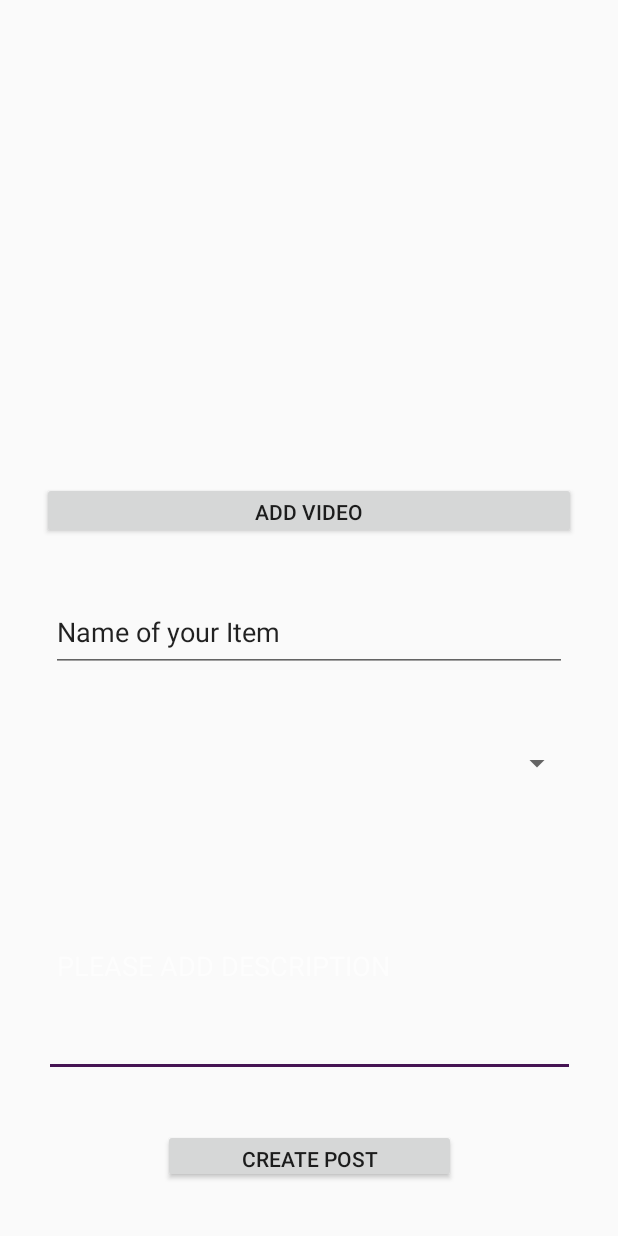
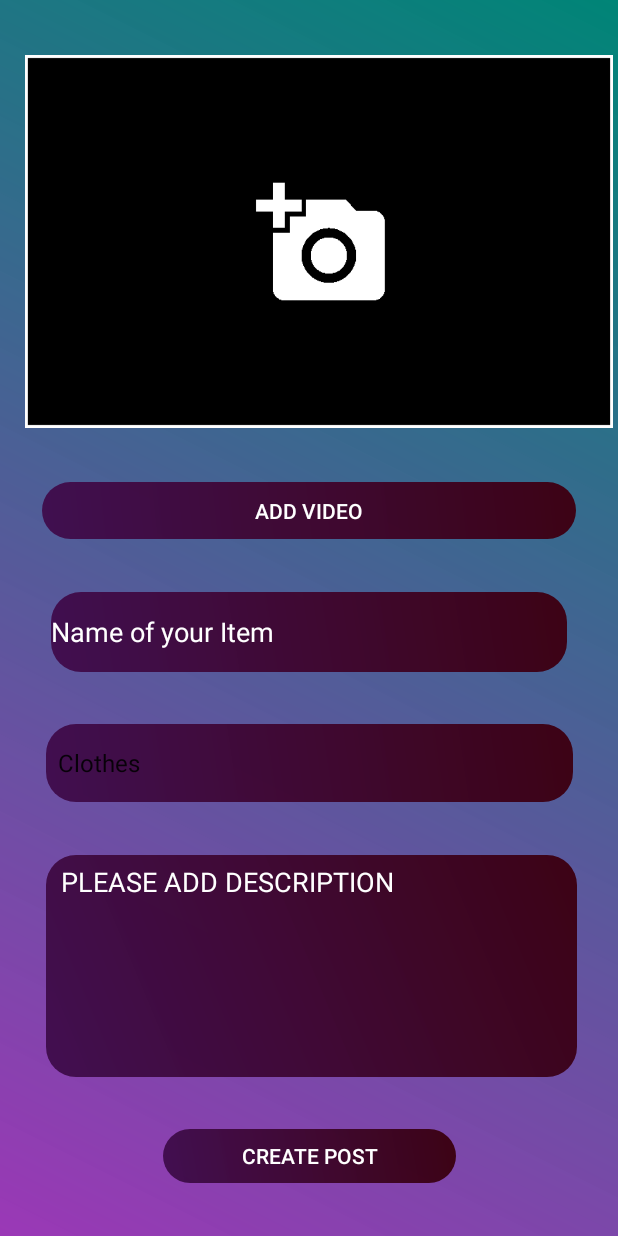
Before and after one commit to Osmiogrzesznik/BarterTrader, an Android app: the PostNewItemActivity screen opened directly, with no data from a screen before it, on a phone screen of 412 x 824 dp. Run offline under Robolectric (Android 15) with nearby library versions, the light colour scheme and no system bars.

Commit message:
spinner is working now..just need to find a way to change colours, as shown in black instead of white

```diff
--- a/app/src/main/java/com/groupassignment2019/bartertraderappgithuballsetup/MainActivity.java
+++ b/app/src/main/java/com/groupassignment2019/bartertraderappgithuballsetup/MainActivity.java
@@ -5,6 +5,7 @@ import androidx.appcompat.app.AppCompatActivity;
 import android.content.Intent;
 import android.os.Bundle;
 import android.view.View;
+import android.widget.ArrayAdapter;
 import android.widget.EditText;
 import android.widget.Spinner;
 
@@ -32,8 +33,8 @@ public class MainActivity extends AppCompatActivity {
     }
 
     public void GO_TO_activity_Register(View view) {
-        Intent intent = new Intent(this, RegisterActivity.class);
-        startActivity(intent);
+    //    Intent intent = new Intent(this, RegisterActivity.class);
+    //    startActivity(intent);
     }
 
     public void GO_TO_activity_Dashboard(View view) {
@@ -48,7 +49,7 @@ public class MainActivity extends AppCompatActivity {
 
     public void GO_TO_activity_PostNewItem(View view) {
  Intent intent = new Intent(this, PostNewItemActivity.class);
-  startActivity(intent);
+ startActivity(intent);
     }
 
     public void GO_TO_activity_Categories(View view) {
--- a/app/src/main/java/com/groupassignment2019/bartertraderappgithuballsetup/PostNewItemActivity.java
+++ b/app/src/main/java/com/groupassignment2019/bartertraderappgithuballsetup/PostNewItemActivity.java
@@ -3,12 +3,37 @@ package com.groupassignment2019.bartertraderappgithuballsetup;
 import androidx.appcompat.app.AppCompatActivity;
 
 import android.os.Bundle;
+import android.view.View;
+import android.widget.AdapterView;
+import android.widget.ArrayAdapter;
+import android.widget.Spinner;
+import android.widget.Toast;
 
-public class PostNewItemActivity extends AppCompatActivity {
+public class PostNewItemActivity extends AppCompatActivity implements AdapterView.OnItemSelectedListener {
 
     @Override
     protected void onCreate(Bundle savedInstanceState) {
         super.onCreate(savedInstanceState);
         setContentView(R.layout.activity_post_new_item);
+
+        Spinner spinner = findViewById(R.id.spinner);
+        ArrayAdapter adapter=ArrayAdapter.createFromResource(this, R.array.Cathegories,android.R.layout.simple_spinner_item );
+        adapter.setDropDownViewResource(android.R.layout.simple_spinner_dropdown_item);
+        spinner.setAdapter(adapter);
+        spinner.setOnItemSelectedListener(this);
+
     }
+
+    @Override
+    public void onItemSelected(AdapterView<?> parent, View view, int position, long id) {
+         String text= parent.getItemAtPosition(position).toString();
+        Toast.makeText(parent.getContext(),text, Toast.LENGTH_SHORT).show();
+    }
+
+    @Override
+    public void onNothingSelected(AdapterView<?> parent) {
+
+    }
+
+
 }
--- a/app/src/main/res/layout/activity_post_new_item.xml
+++ b/app/src/main/res/layout/activity_post_new_item.xml
@@ -3,6 +3,7 @@
     xmlns:app="http://schemas.android.com/apk/res-auto"
     xmlns:tools="http://schemas.android.com/tools"
     android:layout_width="match_parent"
+    android:background="@drawable/back_design"
     android:layout_height="match_parent"
     tools:context=".PostNewItemActivity">
 
@@ -10,48 +11,57 @@
         android:id="@+id/imageView4"
         android:layout_width="392dp"
         android:layout_height="251dp"
+android:background="#00000000"
+        android:src="@drawable/untitled"
         app:layout_constraintBottom_toTopOf="@+id/button2"
         app:layout_constraintEnd_toEndOf="parent"
-        app:layout_constraintHorizontal_bias="0.5"
+        app:layout_constraintHorizontal_bias="0.842"
         app:layout_constraintStart_toStartOf="parent"
         app:layout_constraintTop_toTopOf="parent"
-        tools:src="@tools:sample/backgrounds/scenic[15]" />
+        app:srcCompat="@drawable/untitled" />
 
     <Button
         android:id="@+id/button2"
         android:layout_width="356dp"
         android:layout_height="38dp"
         android:text="Add Video"
+        android:background="@drawable/ed_design"
         app:layout_constraintBottom_toTopOf="@+id/editText2"
         app:layout_constraintEnd_toEndOf="parent"
         app:layout_constraintHorizontal_bias="0.5"
         app:layout_constraintStart_toStartOf="parent"
-        app:layout_constraintTop_toBottomOf="@+id/imageView4" />
+        app:layout_constraintTop_toBottomOf="@+id/imageView4"
+        android:textColor="@android:color/white"/>
 
     <Spinner
         android:id="@+id/spinner"
         android:layout_width="351dp"
         android:layout_height="52dp"
-
+        android:background="@drawable/ed_design"
         android:spinnerMode="dropdown"
         app:layout_constraintBottom_toTopOf="@+id/editText"
         app:layout_constraintEnd_toEndOf="parent"
         app:layout_constraintHorizontal_bias="0.5"
         app:layout_constraintStart_toStartOf="parent"
-        app:layout_constraintTop_toBottomOf="@+id/editText2" />
+        app:layout_constraintTop_toBottomOf="@+id/editText2"
+        android:textColor="@android:color/white"/>
 
     <EditText
         android:id="@+id/editText"
         android:layout_width="354dp"
         android:layout_height="148dp"
+        android:background="@drawable/ed_design"
         android:ems="10"
         android:hint=" PLEASE ADD DESCRIPTION"
+        android:gravity="start"
+        android:padding="5dp"
         android:inputType="date|textShortMessage|textLongMessage|textWebEmailAddress|text|phone|textEmailSubject"
         app:layout_constraintBottom_toTopOf="@+id/button3"
         app:layout_constraintEnd_toEndOf="parent"
-        app:layout_constraintHorizontal_bias="0.5"
+        app:layout_constraintHorizontal_bias="0.526"
         app:layout_constraintStart_toStartOf="parent"
-        app:layout_constraintTop_toBottomOf="@+id/spinner" />
+        app:layout_constraintTop_toBottomOf="@+id/spinner"
+        android:textColorHint="#ffffffff" />
 
     <EditText
         android:id="@+id/editText2"
@@ -60,20 +70,24 @@
         android:ems="10"
         android:inputType="textShortMessage|text"
         android:text="Name of your Item"
+        android:background="@drawable/ed_design"
         app:layout_constraintBottom_toTopOf="@+id/spinner"
         app:layout_constraintEnd_toEndOf="parent"
         app:layout_constraintHorizontal_bias="0.5"
         app:layout_constraintStart_toStartOf="parent"
-        app:layout_constraintTop_toBottomOf="@+id/button2" />
+        app:layout_constraintTop_toBottomOf="@+id/button2"
+        android:textColor="@android:color/white"/>
 
     <Button
         android:id="@+id/button3"
         android:layout_width="195dp"
         android:layout_height="36dp"
         android:text="Create Post"
+        android:background="@drawable/ed_design"
         app:layout_constraintBottom_toBottomOf="parent"
         app:layout_constraintEnd_toEndOf="parent"
         app:layout_constraintHorizontal_bias="0.5"
         app:layout_constraintStart_toStartOf="parent"
-        app:layout_constraintTop_toBottomOf="@+id/editText" />
+        app:layout_constraintTop_toBottomOf="@+id/editText"
+        android:textColor="@android:color/white"/>
 </androidx.constraintlayout.widget.ConstraintLayout>
--- a/app/src/main/res/values/strings.xml
+++ b/app/src/main/res/values/strings.xml
@@ -2,11 +2,11 @@
     <string name="app_name">BarterTraderAppGithubAllSetUp</string>
 
     <string-array name="Cathegories">
-        <item>CathegoryONE</item>
-        <item>CathegoryTWO</item>
-        <item>CathegoryTHREE</item>
-        <item>CathegoryFOUR</item>
-        <item>CathegoryFIVE</item>
+        <item>Clothes</item>
+
+        <item>Gadgets</item>
+        <item>Tools</item>
+        <item>Toys</item>
     </string-array>
 
 </resources>
```
Also changed, not shown: app/src/main/res/drawable/untitled.png (added).
